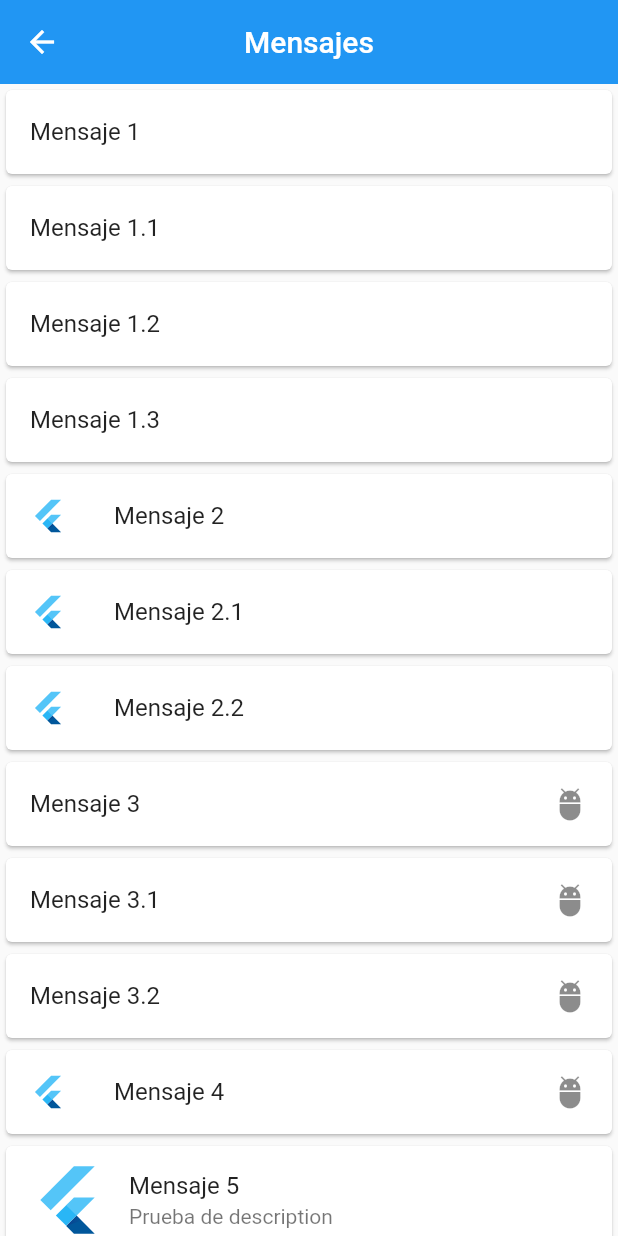
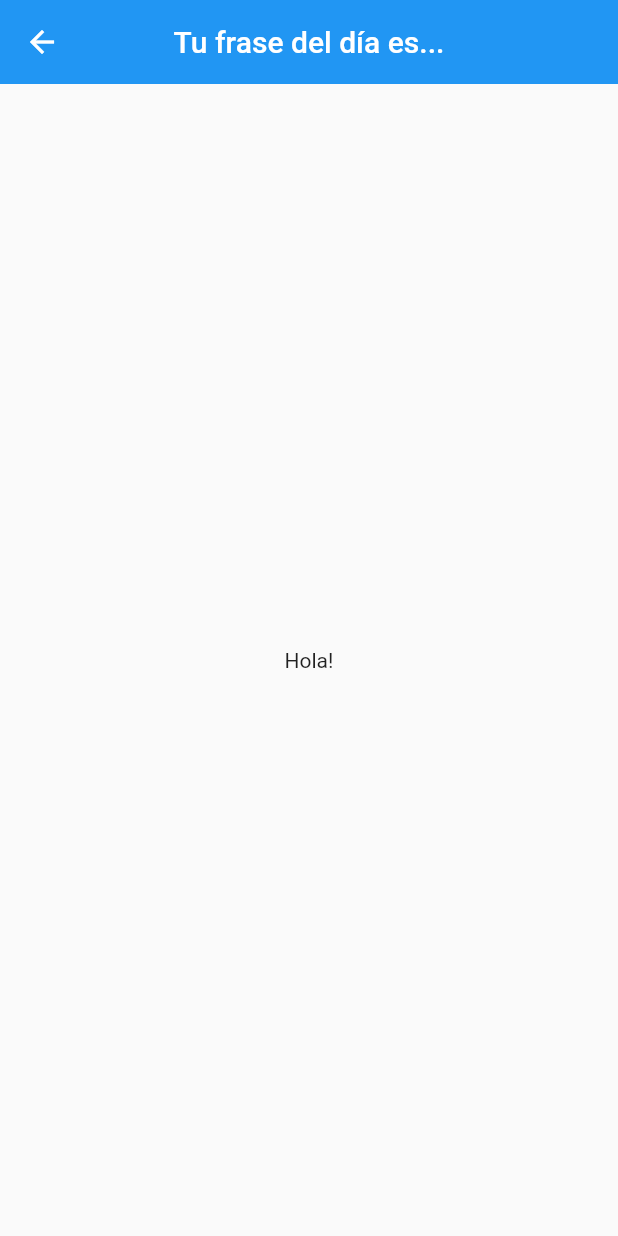
Before and after one commit to pao3cf/buscappme, a Flutter app: the DrawerScreen widget shown alone on an empty page, opened directly, after a tap on "Personas desaparecidas", on a phone screen of 412 x 824 dp. Run offline on Flutter 3.47's test engine with Material 2 defaults, Android fonts, the phone set to English and light mode, and no system bars; our stand-ins replace flutter_secure_storage, google_fonts; accounts and stored records are empty; network calls fail.

Commit message:
carpeta anuncio

```diff
--- /dev/null
+++ b/lib/anuncios/anuncios.dart
@@ -0,0 +1,20 @@
+import 'package:flutter/material.dart';
+
+class AnunciosDemo extends StatelessWidget {
+  const AnunciosDemo({Key? key}) : super(key: key);
+
+  @override
+  Widget build(BuildContext context) {
+    return Scaffold(
+      appBar: AppBar(
+        centerTitle: true,
+        elevation: 0,
+        title: const Text('Tu frase del día es...'),
+      ),
+      body: Container(
+        alignment: Alignment.center,
+        child: const Text('Hola!'),
+      ),
+    );
+  }
+}
--- a/lib/onboarding/onboarding_page.dart
+++ b/lib/onboarding/onboarding_page.dart
@@ -52,7 +52,7 @@ class _OnboardingPageState extends State<OnboardingPage> {
     return Scaffold(
       appBar: AppBar(
         elevation: 0,
-        backgroundColor: Colors.white,
+        backgroundColor: const Color.fromARGB(255, 18, 5, 202),
         actions: [
           Center(
             child: Padding(
@@ -71,7 +71,7 @@ class _OnboardingPageState extends State<OnboardingPage> {
                   style: GoogleFonts.lora(
                     fontSize: 15,
                     fontWeight: FontWeight.w700,
-                    color: const Color.fromARGB(255, 36, 4, 214),
+                    color: Colors.amber,
                   ),
                 ),
               ),
@@ -109,7 +109,7 @@ class _OnboardingPageState extends State<OnboardingPage> {
                           textAlign: TextAlign.center,
                         ),
                       ),
-                      const SizedBox(height: 15.0),
+                      const SizedBox(height: 20.0),
                       Text(
                         texto['subtitle'],
                         style: styleTextSubTitle,
--- a/lib/screen/drawer/drawerp.dart
+++ b/lib/screen/drawer/drawerp.dart
@@ -1,7 +1,7 @@
 import 'package:buscappme/domain/services/auth_service.dart';
 import 'package:buscappme/screen/login/tab_login_screen.dart';
-import 'package:buscappme/screen/mensajes.dart';
-import 'package:buscappme/widgets/animaciondemo.dart';
+import 'package:buscappme/screen/frase.dart';
+import 'package:buscappme/anuncios/anuncios.dart';
 import 'package:flutter/material.dart';
 import 'package:provider/provider.dart';
 
@@ -148,13 +148,13 @@ class DrawerScreen extends StatelessWidget {
                     if (sideMenuData['action_id'] == 1) {
                       Navigator.of(context).push(
                         MaterialPageRoute(
-                          builder: (context) => const MensajesScreen(),
+                          builder: (context) => const FraseScreen(),
                         ),
                       );
                     } else if (sideMenuData['action_id'] == 4) {
                       Navigator.of(context).push(
                         MaterialPageRoute(
-                          builder: (context) => const AnimacionDemo(),
+                          builder: (context) => const AnunciosDemo(),
                         ),
                       );
                       // } else if (sideMenuData['action_id'] == 2) {
--- /dev/null
+++ b/lib/screen/frase.dart
@@ -0,0 +1,20 @@
+import 'package:flutter/material.dart';
+
+class FraseScreen extends StatelessWidget {
+  const FraseScreen({Key? key}) : super(key: key);
+
+  @override
+  Widget build(BuildContext context) {
+    return Scaffold(
+      appBar: AppBar(
+        centerTitle: true,
+        elevation: 0,
+        title: const Text('Tu frase del día es...'),
+      ),
+      body: Container(
+        alignment: Alignment.center,
+        child: const Text('Hola!'),
+      ),
+    );
+  }
+}
--- a/lib/screen/mensajes.dart
+++ /dev/null
@@ -1,83 +0,0 @@
-import 'package:flutter/material.dart';
-
-class MensajesScreen extends StatelessWidget {
-  const MensajesScreen({Key? key}) : super(key: key);
-
-  @override
-  Widget build(BuildContext context) {
-    return Scaffold(
-      appBar: AppBar(
-        centerTitle: true,
-        elevation: 0,
-        title: const Text('Mensajes'),
-      ),
-      body: ListView(
-        children: const [
-          Card(
-            child: ListTile(
-              title: Text('Mensaje 1'),
-            ),
-          ),
-          Card(
-            child: ListTile(
-              title: Text('Mensaje 1.1'),
-            ),
-          ),
-          Card(
-            child: ListTile(
-              title: Text('Mensaje 1.2'),
-            ),
-          ),
-          Card(
-            child: ListTile(
-              title: Text('Mensaje 1.3'),
-            ),
-          ),
-          Card(
-            child: ListTile(leading: FlutterLogo(), title: Text('Mensaje 2')),
-          ),
-          Card(
-            child: ListTile(leading: FlutterLogo(), title: Text('Mensaje 2.1')),
-          ),
-          Card(
-            child: ListTile(leading: FlutterLogo(), title: Text('Mensaje 2.2')),
-          ),
-          Card(
-            child: ListTile(
-              title: Text('Mensaje 3'),
-              trailing: Icon(Icons.adb_rounded),
-            ),
-          ),
-          Card(
-            child: ListTile(
-              title: Text('Mensaje 3.1'),
-              trailing: Icon(Icons.adb_rounded),
-            ),
-          ),
-          Card(
-            child: ListTile(
-              title: Text('Mensaje 3.2'),
-              trailing: Icon(Icons.adb_rounded),
-            ),
-          ),
-          Card(
-            child: ListTile(
-              title: Text('Mensaje 4'),
-              leading: FlutterLogo(),
-              trailing: Icon(Icons.adb_rounded),
-            ),
-          ),
-          Card(
-            child: ListTile(
-              title: Text('Mensaje 5'),
-              leading: FlutterLogo(
-                size: 50,
-              ),
-              subtitle: Text('Prueba de description'),
-            ),
-          ),
-        ],
-      ),
-    );
-  }
-}
```
Also changed, not shown: lib/domain/providers/theme_provider.dart (added, +85 -0 lines), lib/main.dart (+2 -7 lines), lib/widgets/animaciondemo.dart (deleted, +0 -55 lines).
